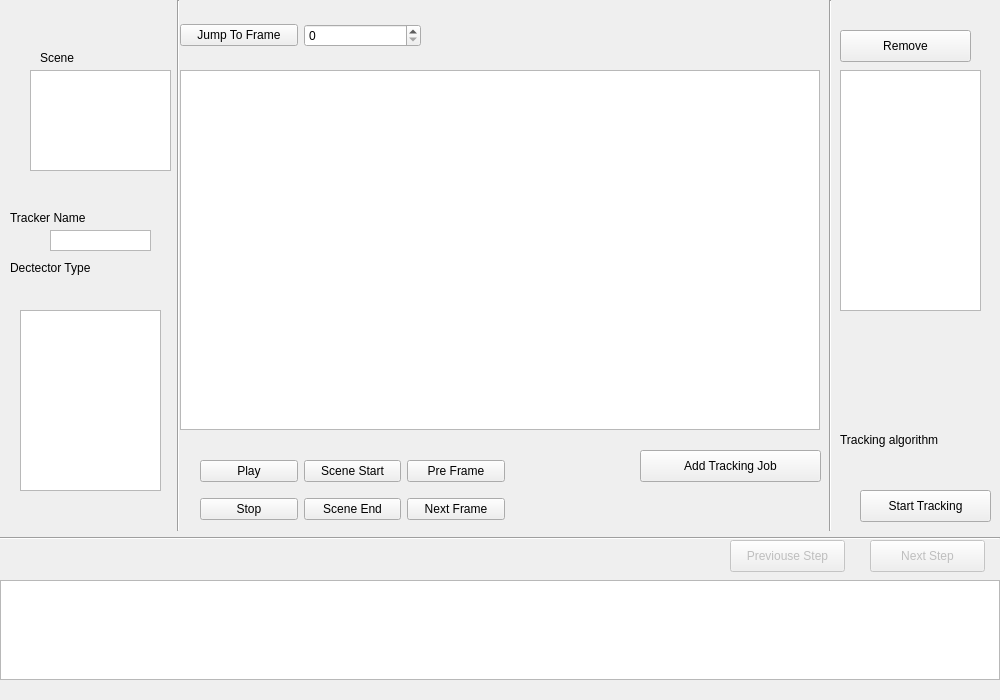
Before: the Qt Designer form mainwindow.ui in wjkcow/VideoDT, drawn with Qt 5.
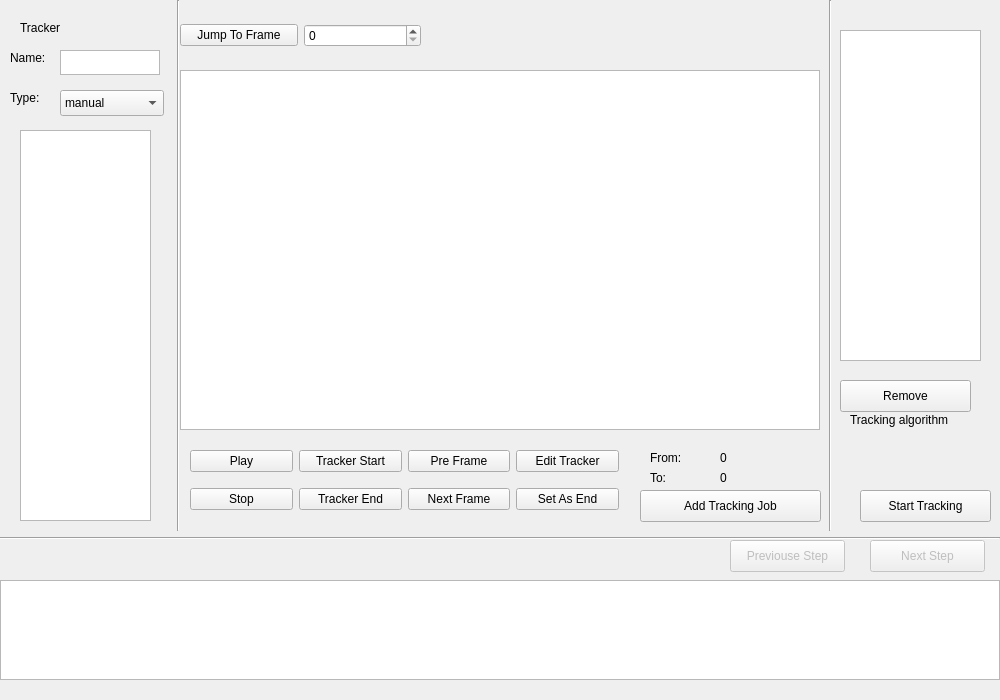
After: the same form once the commit is applied. The open tabs and pages were chosen to show the change.

```diff
--- a/mainwindow.ui
+++ b/mainwindow.ui
@@ -684,16 +684,6 @@
      </widget>
     </widget>
     <widget class="QWidget" name="result">
-     <widget class="QListView" name="listView_2">
-      <property name="geometry">
-       <rect>
-        <x>30</x>
-        <y>70</y>
-        <width>141</width>
-        <height>101</height>
-       </rect>
-      </property>
-     </widget>
      <widget class="QGraphicsView" name="graphicsView_2">
       <property name="geometry">
        <rect>
@@ -721,9 +711,9 @@
       <property name="geometry">
        <rect>
         <x>20</x>
-        <y>310</y>
-        <width>141</width>
-        <height>181</height>
+        <y>130</y>
+        <width>131</width>
+        <height>391</height>
        </rect>
       </property>
      </widget>
@@ -731,7 +721,7 @@
       <property name="geometry">
        <rect>
         <x>640</x>
-        <y>450</y>
+        <y>490</y>
         <width>181</width>
         <height>32</height>
        </rect>
@@ -744,9 +734,9 @@
       <property name="geometry">
        <rect>
         <x>840</x>
-        <y>70</y>
+        <y>30</y>
         <width>141</width>
-        <height>241</height>
+        <height>331</height>
        </rect>
       </property>
      </widget>
@@ -767,7 +757,7 @@
       <property name="geometry">
        <rect>
         <x>840</x>
-        <y>30</y>
+        <y>380</y>
         <width>131</width>
         <height>32</height>
        </rect>
@@ -776,37 +766,11 @@
        <string>Remove</string>
       </property>
      </widget>
-     <widget class="QLabel" name="label_12">
-      <property name="geometry">
-       <rect>
-        <x>40</x>
-        <y>50</y>
-        <width>59</width>
-        <height>16</height>
-       </rect>
-      </property>
-      <property name="text">
-       <string>Scene</string>
-      </property>
-     </widget>
-     <widget class="QLabel" name="label_13">
-      <property name="geometry">
-       <rect>
-        <x>10</x>
-        <y>260</y>
-        <width>101</width>
-        <height>16</height>
-       </rect>
-      </property>
-      <property name="text">
-       <string>Dectector Type</string>
-      </property>
-     </widget>
      <widget class="QLabel" name="label_16">
       <property name="geometry">
        <rect>
-        <x>840</x>
-        <y>430</y>
+        <x>850</x>
+        <y>410</y>
         <width>135</width>
         <height>20</height>
        </rect>
@@ -828,35 +792,6 @@
        <string>Start Tracking</string>
       </property>
      </widget>
-     <widget class="QPlainTextEdit" name="plainTextEdit">
-      <property name="geometry">
-       <rect>
-        <x>50</x>
-        <y>230</y>
-        <width>101</width>
-        <height>21</height>
-       </rect>
-      </property>
-      <property name="verticalScrollBarPolicy">
-       <enum>Qt::ScrollBarAlwaysOff</enum>
-      </property>
-      <property name="horizontalScrollBarPolicy">
-       <enum>Qt::ScrollBarAlwaysOff</enum>
-      </property>
-     </widget>
-     <widget class="QLabel" name="label_17">
-      <property name="geometry">
-       <rect>
-        <x>10</x>
-        <y>210</y>
-        <width>91</width>
-        <height>16</height>
-       </rect>
-      </property>
-      <property name="text">
-       <string>Tracker Name</string>
-      </property>
-     </widget>
      <widget class="QWidget" name="horizontalLayoutWidget_3">
       <property name="geometry">
        <rect>
@@ -882,20 +817,13 @@
      <widget class="QWidget" name="gridLayoutWidget_2">
       <property name="geometry">
        <rect>
-        <x>200</x>
-        <y>450</y>
-        <width>305</width>
+        <x>190</x>
+        <y>440</y>
+        <width>429</width>
         <height>80</height>
        </rect>
       </property>
       <layout class="QGridLayout" name="gridLayout_2">
-       <item row="0" column="1">
-        <widget class="QPushButton" name="pushButton_27">
-         <property name="text">
-          <string>Scene Start</string>
-         </property>
-        </widget>
-       </item>
        <item row="0" column="0">
         <widget class="QPushButton" name="pushButton_28">
          <property name="text">
@@ -920,7 +848,7 @@
        <item row="1" column="1">
         <widget class="QPushButton" name="pushButton_31">
          <property name="text">
-          <string>Scene End</string>
+          <string>Tracker End</string>
          </property>
         </widget>
        </item>
@@ -931,8 +859,154 @@
          </property>
         </widget>
        </item>
+       <item row="0" column="1">
+        <widget class="QPushButton" name="pushButton_27">
+         <property name="text">
+          <string>Tracker Start</string>
+         </property>
+        </widget>
+       </item>
+       <item row="0" column="3">
+        <widget class="QPushButton" name="pushButton">
+         <property name="text">
+          <string>Edit Tracker</string>
+         </property>
+        </widget>
+       </item>
+       <item row="1" column="3">
+        <widget class="QPushButton" name="pushButton_2">
+         <property name="text">
+          <string>Set As End</string>
+         </property>
+        </widget>
+       </item>
       </layout>
      </widget>
+     <widget class="QTextBrowser" name="textBrowser">
+      <property name="geometry">
+       <rect>
+        <x>60</x>
+        <y>50</y>
+        <width>100</width>
+        <height>25</height>
+       </rect>
+      </property>
+      <property name="verticalScrollBarPolicy">
+       <enum>Qt::ScrollBarAlwaysOff</enum>
+      </property>
+      <property name="horizontalScrollBarPolicy">
+       <enum>Qt::ScrollBarAlwaysOff</enum>
+      </property>
+      <property name="readOnly">
+       <bool>false</bool>
+      </property>
+     </widget>
+     <widget class="QComboBox" name="comboBox">
+      <property name="geometry">
+       <rect>
+        <x>60</x>
+        <y>90</y>
+        <width>104</width>
+        <height>26</height>
+       </rect>
+      </property>
+      <item>
+       <property name="text">
+        <string>manual</string>
+       </property>
+      </item>
+     </widget>
+     <widget class="QLabel" name="label">
+      <property name="geometry">
+       <rect>
+        <x>20</x>
+        <y>20</y>
+        <width>59</width>
+        <height>16</height>
+       </rect>
+      </property>
+      <property name="text">
+       <string>Tracker</string>
+      </property>
+     </widget>
+     <widget class="QLabel" name="label_2">
+      <property name="geometry">
+       <rect>
+        <x>10</x>
+        <y>50</y>
+        <width>59</width>
+        <height>16</height>
+       </rect>
+      </property>
+      <property name="text">
+       <string>Name:</string>
+      </property>
+     </widget>
+     <widget class="QLabel" name="label_3">
+      <property name="geometry">
+       <rect>
+        <x>10</x>
+        <y>90</y>
+        <width>59</width>
+        <height>16</height>
+       </rect>
+      </property>
+      <property name="text">
+       <string>Type:</string>
+      </property>
+     </widget>
+     <widget class="QLabel" name="label_4">
+      <property name="geometry">
+       <rect>
+        <x>650</x>
+        <y>450</y>
+        <width>59</width>
+        <height>16</height>
+       </rect>
+      </property>
+      <property name="text">
+       <string>From:</string>
+      </property>
+     </widget>
+     <widget class="QLabel" name="label_5">
+      <property name="geometry">
+       <rect>
+        <x>650</x>
+        <y>470</y>
+        <width>31</width>
+        <height>16</height>
+       </rect>
+      </property>
+      <property name="text">
+       <string>To:</string>
+      </property>
+     </widget>
+     <widget class="QLabel" name="label_12">
+      <property name="geometry">
+       <rect>
+        <x>720</x>
+        <y>450</y>
+        <width>59</width>
+        <height>16</height>
+       </rect>
+      </property>
+      <property name="text">
+       <string>0</string>
+      </property>
+     </widget>
+     <widget class="QLabel" name="label_13">
+      <property name="geometry">
+       <rect>
+        <x>720</x>
+        <y>470</y>
+        <width>59</width>
+        <height>16</height>
+       </rect>
+      </property>
+      <property name="text">
+       <string>0</string>
+      </property>
+     </widget>
     </widget>
    </widget>
    <widget class="Line" name="line">
```
Left out of the diff: 96 changed lines with no effect on the pictures.
